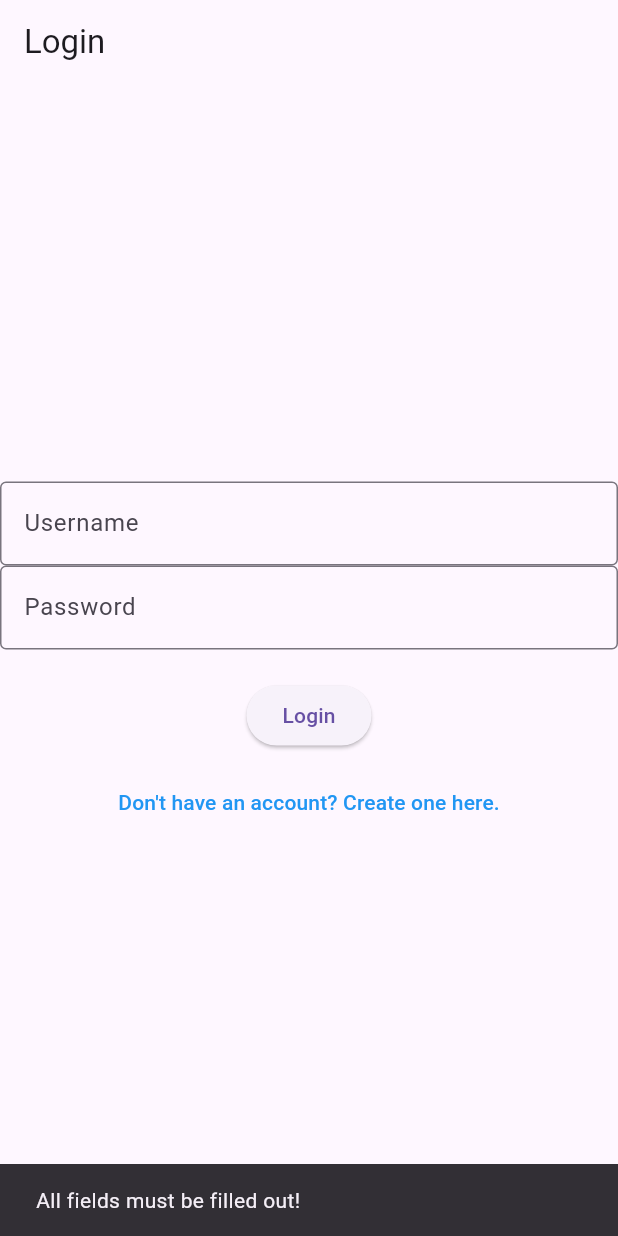
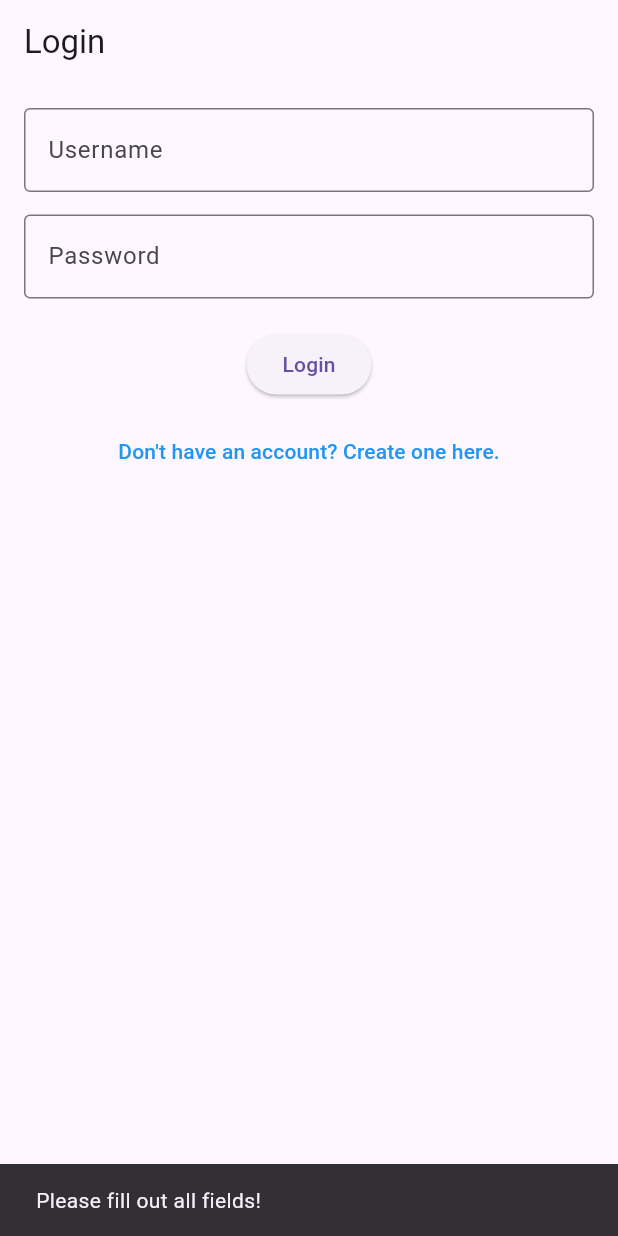
Before and after one commit to chrisfinan/Fitness-Assistant, a Flutter app: the screen it shows after launch, after a tap on "Login", on a phone screen of 412 x 824 dp. Run offline on Flutter 3.47's test engine with Material 3 defaults, Android fonts, the light colour scheme and no system bars.

Commit message:
optimize/cleanup login page

```diff
--- a/frontend/lib/global_vars.dart
+++ b/frontend/lib/global_vars.dart
@@ -1,2 +1,2 @@
-const String ip = "10.0.0.168:8000";
+const String ip = "129.68.181.199:8000";
 int current_user = 0;
--- a/frontend/lib/login_page.dart
+++ b/frontend/lib/login_page.dart
@@ -15,50 +15,48 @@ class LoginPage extends StatefulWidget {
 class _LoginPageState extends State<LoginPage> {
   final TextEditingController _usernameController = TextEditingController();
   final TextEditingController _passwordController = TextEditingController();
-  final TextEditingController _firstNameController = TextEditingController();
-  final TextEditingController _lastNameController = TextEditingController();
-  final TextEditingController _emailController = TextEditingController();
 
   Future<void> _loginUser() async {
-    if (_usernameController.text.isEmpty ||
-        _passwordController.text.isEmpty)  {
+    if (_usernameController.text.isEmpty || _passwordController.text.isEmpty) {
       ScaffoldMessenger.of(context).showSnackBar(
-        const SnackBar(content: Text('All fields must be filled out!')),
+        const SnackBar(content: Text('Please fill out all fields!')),
       );
       return;
     }
 
-    const String apiUrl = 'http://$ip/users/login';
+    final String apiUrl = 'http://$ip/users/login';
 
+    try {
       final response = await http.post(
         Uri.parse(apiUrl),
         headers: {'Content-Type': 'application/json'},
         body: jsonEncode({
           'username': _usernameController.text,
           'password': _passwordController.text,
-        'first_name': _firstNameController.text,
-        'last_name': _lastNameController.text,
-        'email_address': _emailController.text,
         }),
       );
 
       if (response.statusCode == 200) {
         ScaffoldMessenger.of(context).showSnackBar(
-        const SnackBar(content: Text('Successful Login!')),
+          const SnackBar(content: Text('Login Successful!')),
         );
+
         Navigator.pushReplacement(
           context,
-        MaterialPageRoute(
-          builder: (context) => const MyHomePage(title: 'Home Page'),
-        ),
+          MaterialPageRoute(builder: (context) => const MyHomePage(title: 'Home Page')),
         );
       } else if (response.statusCode == 404) {
         ScaffoldMessenger.of(context).showSnackBar(
-        const SnackBar(content: Text('User not found')),
+          const SnackBar(content: Text('User not found. Please try again.')),
         );
       } else {
         ScaffoldMessenger.of(context).showSnackBar(
           SnackBar(content: Text('Error: ${response.body}')),
+        );
+      }
+    } catch (e) {
+      ScaffoldMessenger.of(context).showSnackBar(
+        SnackBar(content: Text('Failed to connect: $e')),
       );
     }
   }
@@ -67,7 +65,9 @@ class _LoginPageState extends State<LoginPage> {
   Widget build(BuildContext context) {
     return Scaffold(
       appBar: AppBar(title: const Text("Login")),
-      body: Center(
+      body: SingleChildScrollView(
+        child: Padding(
+          padding: const EdgeInsets.all(16.0),
           child: Column(
             mainAxisAlignment: MainAxisAlignment.center,
             children: [
@@ -78,6 +78,7 @@ class _LoginPageState extends State<LoginPage> {
                   border: OutlineInputBorder(),
                 ),
               ),
+              const SizedBox(height: 15),
               TextField(
                 controller: _passwordController,
                 decoration: const InputDecoration(
@@ -91,11 +92,9 @@ class _LoginPageState extends State<LoginPage> {
                 onPressed: _loginUser,
                 child: const Text("Login"),
               ),
-
               const SizedBox(height: 10),
               TextButton(
                 onPressed: () {
-                // Navigate to Registration Page
                   Navigator.push(
                     context,
                     MaterialPageRoute(builder: (context) => const RegistrationPage()),
@@ -109,6 +108,7 @@ class _LoginPageState extends State<LoginPage> {
             ],
           ),
         ),
+      ),
     );
   }
 }
```
Also changed, not shown: 1 other file. Lines whose indentation alone changed are shown as unchanged.
